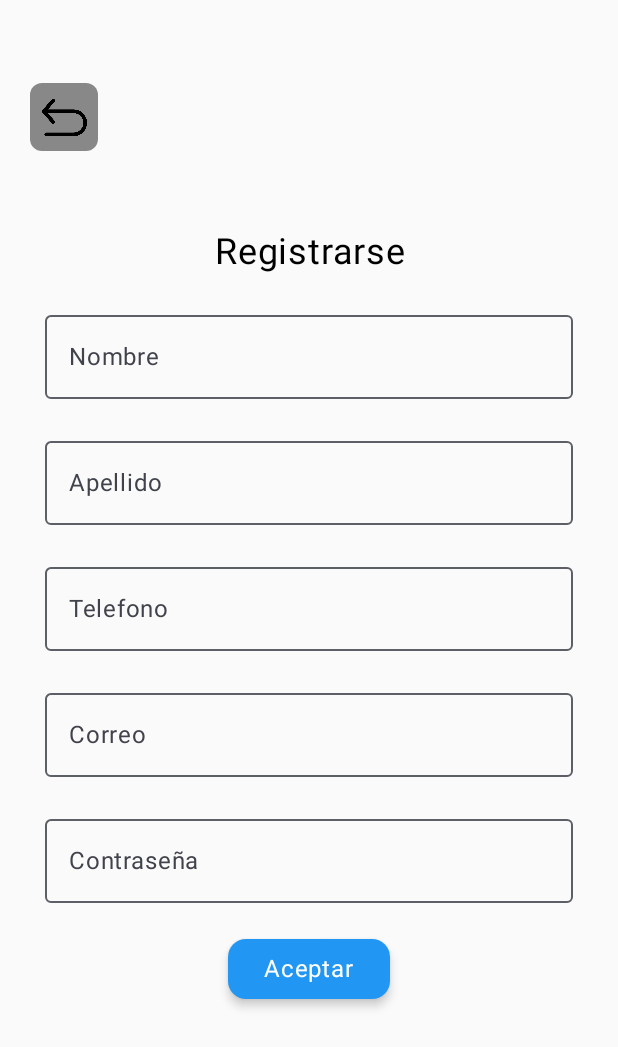
After one commit to Murat-rat/MusicPlayer, an Android app built with Jetpack Compose: the RegistrarScreen screen opened through its navigation route, on a phone screen of 412 x 824 dp. The commit adds this screen. Shown: the top 1047 px of the screen. Run offline under Robolectric (Android 15) with nearby library versions, the phone set to English and light mode, and no system bars; 1 statement that could not run was skipped.

Commit message:
Agregue la pagina de registro

```diff
--- a/app/src/main/java/com/example/musicplayer/ui/Navigation.kt
+++ b/app/src/main/java/com/example/musicplayer/ui/Navigation.kt
@@ -9,10 +9,12 @@ import com.example.musicplayer.ui.screens.CancionActualScreen
 import com.example.musicplayer.ui.screens.LoginScreen
 import com.example.musicplayer.ui.screens.MenuScreen
 import com.example.musicplayer.ui.screens.RecupContraScreen
+import com.example.musicplayer.ui.screens.RegistrarScreen
 import com.example.musicplayer.viewmodel.CancionActualViewModel
 import com.example.musicplayer.viewmodel.LoginViewModel
 import com.example.musicplayer.viewmodel.MenuPrincipalViewModel
 import com.example.musicplayer.viewmodel.RecupContraViewModel
+import com.example.musicplayer.viewmodel.RegistrarViewModel
 
 @Composable
 fun Navigation() {
@@ -38,5 +40,10 @@ fun Navigation() {
             val viewModel: CancionActualViewModel = viewModel()
             CancionActualScreen(viewModel = viewModel, navController = navController)
         }
+
+        composable("registrar") {
+            val viewModel: RegistrarViewModel = viewModel()
+            RegistrarScreen(viewModel = viewModel, navController = navController)
+        }
     }
 }
--- /dev/null
+++ b/app/src/main/java/com/example/musicplayer/ui/screens/RegistrarScreen.kt
@@ -0,0 +1,90 @@
+package com.example.musicplayer.ui.screens
+
+import androidx.compose.foundation.layout.Arrangement
+import androidx.compose.foundation.layout.Column
+import androidx.compose.foundation.layout.fillMaxHeight
+import androidx.compose.foundation.layout.fillMaxSize
+import androidx.compose.foundation.layout.fillMaxWidth
+import androidx.compose.foundation.layout.padding
+import androidx.compose.material3.MaterialTheme
+import androidx.compose.material3.Text
+import androidx.compose.runtime.Composable
+import androidx.compose.ui.Alignment
+import androidx.compose.ui.Modifier
+import androidx.compose.ui.graphics.Color
+import androidx.compose.ui.unit.dp
+import androidx.navigation.NavController
+import com.example.musicplayer.R
+import com.example.musicplayer.ui.components.BotonIconoCuadrado
+import com.example.musicplayer.ui.components.Button
+import com.example.musicplayer.ui.components.InputField
+import com.example.musicplayer.ui.components.TextoTitulo
+import com.example.musicplayer.viewmodel.RecupContraViewModel
+import com.example.musicplayer.viewmodel.RegistrarViewModel
+
+@Composable
+fun RegistrarScreen(viewModel: RegistrarViewModel, navController: NavController) {
+    Column(
+        modifier = Modifier
+            .padding(top = 55.dp, start = 20.dp)
+    ) {
+        BotonIconoCuadrado(R.drawable.regresar, 45, {navController.navigate("login")})
+    }
+    Column(
+        modifier = Modifier
+            .fillMaxSize()
+            .fillMaxWidth()
+            .fillMaxHeight()
+            .padding(30.dp),
+        horizontalAlignment = Alignment.CenterHorizontally,
+        verticalArrangement = Arrangement.spacedBy(20.dp, Alignment.CenterVertically)
+    ) {
+        TextoTitulo("Registrarse")
+
+        InputField(
+            value = viewModel.nombre.value,
+            onValueChange = { viewModel.nombre.value = it },
+            label = "Nombre"
+        )
+
+        InputField(
+            value = viewModel.apellido.value,
+            onValueChange = { viewModel.apellido.value = it },
+            label = "Apellido"
+        )
+
+        InputField(
+            value = viewModel.telefono.value,
+            onValueChange = { viewModel.telefono.value = it },
+            label = "Telefono"
+        )
+
+        InputField(
+            value = viewModel.correo.value,
+            onValueChange = { viewModel.correo.value = it },
+            label = "Correo"
+        )
+
+        InputField(
+            value = viewModel.contra.value,
+            onValueChange = { viewModel.contra.value = it },
+            label = "Contraseña"
+        )
+
+        if (viewModel.loginError.value.isNotEmpty()) {
+            Text(
+                text = viewModel.loginError.value,
+                color = Color.Red,
+                style = MaterialTheme.typography.bodyMedium
+            )
+        }
+
+        Button("Aceptar") {
+            viewModel.registrar {
+                navController.navigate("login") {
+                    popUpTo("login") { inclusive = true } // Evita volver al login*
+                }
+            }
+        }
+    }
+}
--- /dev/null
+++ b/app/src/main/java/com/example/musicplayer/viewmodel/RegistrarViewModel.kt
@@ -0,0 +1,24 @@
+package com.example.musicplayer.viewmodel
+
+import androidx.compose.runtime.mutableStateOf
+import androidx.lifecycle.ViewModel
+
+
+    class RegistrarViewModel: ViewModel() {
+
+        var nombre = mutableStateOf("")
+        var apellido = mutableStateOf("")
+        var telefono = mutableStateOf("")
+        var correo = mutableStateOf("")
+        var contra = mutableStateOf("")
+        var loginError = mutableStateOf("")
+
+        fun registrar(onSuccess: () -> Unit) {
+            if (nombre.value == "admin" && apellido.value == "1234" && apellido.value == "1234") {
+                loginError.value = ""
+                onSuccess()
+            } else {
+                loginError.value = "Llene todos los campos porfavor"
+            }
+        }
+    }
```
